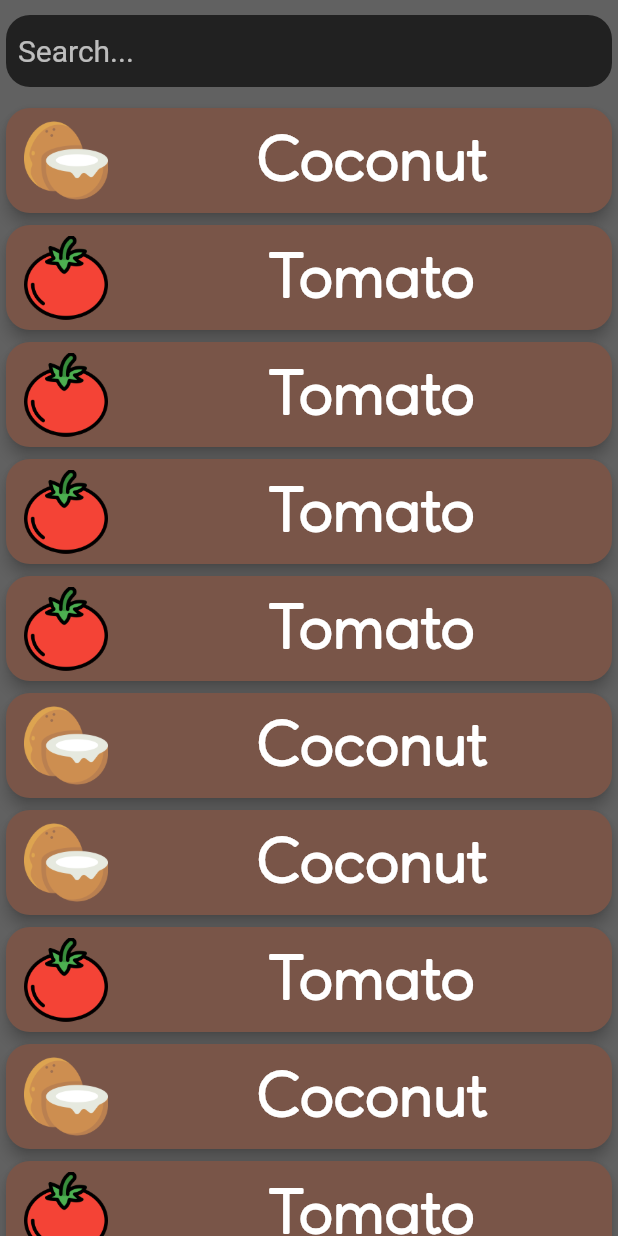
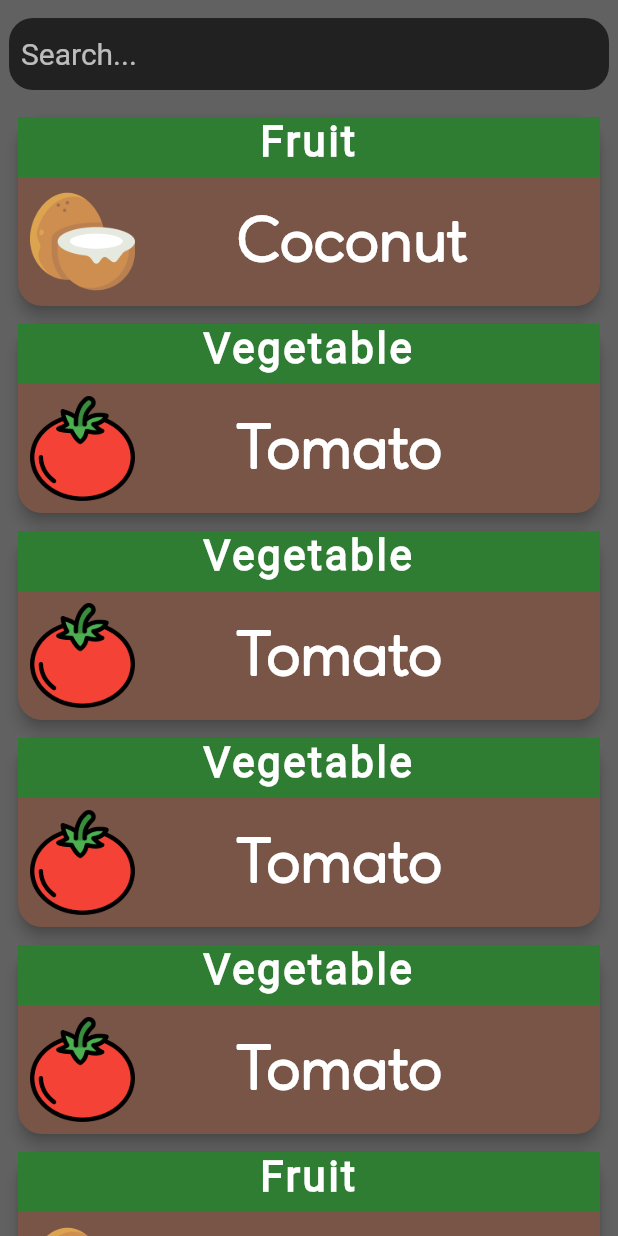
Before and after one commit to hewa-jalal/food_type_quiz, a Flutter app: the FirstPage screen opened by its route, after a tap on "search", on a phone screen of 412 x 824 dp. Run offline on Flutter 3.47's test engine with Material 2 defaults, Android fonts, the phone set to English and light mode, and no system bars; drawn by our look-alikes of oktoast; our stand-ins replace getflutter, shared_preferences; accounts and stored records are empty.

```diff
--- a/lib/screens/first_page.dart
+++ b/lib/screens/first_page.dart
@@ -35,12 +35,19 @@ class _FirstPageState extends State<FirstPage> {
                   'High Score: ${QuestionBank().highScore}',
                   style: titleStyle,
                 ),
-                Container(
-                  child: Image.asset(
-                    'images/bird.jpg',
+                SizedBox(
+                  height: 76,
+                ),
+                Padding(
+                  padding: const EdgeInsets.only(left: 8.0, right: 8.0),
+                  child: Image(
+                    image: AssetImage(
+                      'images/logoDesigne7crop.png',
+                    ),
                   ),
-                  margin:
-                      EdgeInsets.only(top: 20, bottom: 14, left: 10, right: 10),
+                ),
+                SizedBox(
+                  height: 30,
                 ),
                 Container(
                   height: 70,
--- a/lib/screens/quiz_page.dart
+++ b/lib/screens/quiz_page.dart
@@ -48,7 +48,7 @@ class _QuizPageState extends State<QuizPage>
                     ),
                   ),
                   SizedBox(
-                    height: MediaQuery.of(context).size.width * 0.2,
+                    height: 76,
                     child: Padding(
                       padding: const EdgeInsets.symmetric(
                           horizontal: 12.0, vertical: 5),
--- a/lib/screens/search_page.dart
+++ b/lib/screens/search_page.dart
@@ -1,3 +1,4 @@
+import 'package:flutter/cupertino.dart';
 import 'package:flutter/material.dart';
 import 'package:flutter/widgets.dart';
 import 'package:food_type_quiz/screens/question.dart';
@@ -29,7 +30,7 @@ class _SearchPageState extends State<SearchPage> {
   Widget build(BuildContext context) {
 //    Timer(
 //        Duration(milliseconds: 3000),
-//        () => _controller.animateTo(_controller.position.minScrollExtent,
+//        () => _controller.animateTo(_controller.position.maxScrollExtent,
 //            duration: Duration(milliseconds: 1600), curve: Curves.bounceInOut));
     return Scaffold(
       backgroundColor: Colors.grey[700],
@@ -50,7 +51,7 @@ class _SearchPageState extends State<SearchPage> {
 
   _searchBar() {
     return Padding(
-      padding: const EdgeInsets.all(4.0),
+      padding: const EdgeInsets.all(6.0),
       child: Container(
         decoration: BoxDecoration(
             color: Colors.grey[900], borderRadius: BorderRadius.circular(16.0)),
@@ -80,19 +81,51 @@ class _SearchPageState extends State<SearchPage> {
   }
 
   _listItem(index) {
-    return Card(
+    return Padding(
+      padding: const EdgeInsets.symmetric(horizontal: 8, vertical: 2),
+      child: Card(
         shape: RoundedRectangleBorder(
           borderRadius: BorderRadius.circular(16),
         ),
         color: Colors.brown,
         elevation: 4,
-      child: ListTile(
-        contentPadding: EdgeInsets.only(left: 12, top: 7, bottom: 7),
-        leading: Image.asset(_filteredQuestions[index].imagePath),
-        title: Text(
+        child: Column(
+          children: <Widget>[
+            Container(
+              height: 40,
+              width: double.infinity,
+              child: Text(
+                _questions[index].type,
+                textAlign: TextAlign.center,
+                style: TextStyle(
+                    letterSpacing: 1.8,
+                    fontSize: 28,
+                    color: Colors.white,
+                    fontWeight: FontWeight.bold),
+              ),
+              color: Colors.green[800],
+            ),
+            Row(
+              mainAxisAlignment: MainAxisAlignment.start,
+              children: <Widget>[
+                Padding(
+                  padding: const EdgeInsets.all(8.0),
+                  child: Container(
+                    width: 70,
+                    child: Image.asset(_filteredQuestions[index].imagePath),
+                  ),
+                ),
+                SizedBox(
+                  width: 60,
+                ),
+                Text(
                   _filteredQuestions[index].title,
                   textAlign: TextAlign.center,
                   style: titleStyle,
+                ),
+              ],
+            ),
+          ],
         ),
       ),
     );
```
Also changed, not shown: pubspec.yaml (+4 -4 lines), images/bird.jpg (deleted), images/logo.jpg (deleted), pubspec.lock. Lines whose indentation alone changed are shown as unchanged.
